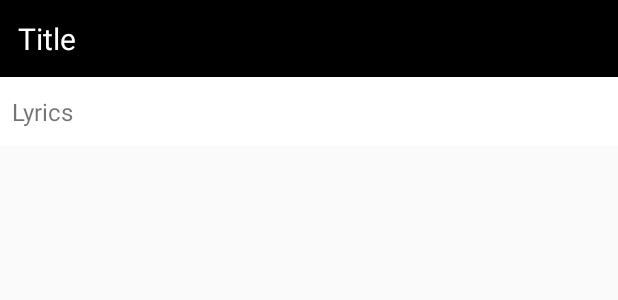
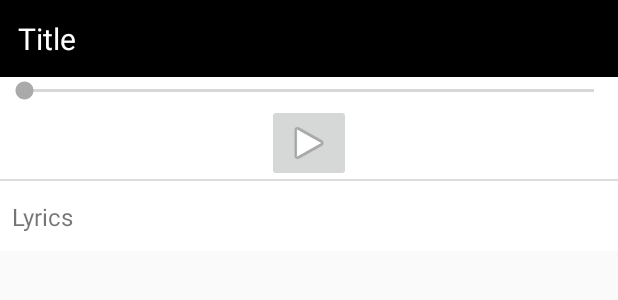
Before and after one commit to NaDaPuPu/SeongnamFC, an Android app: the layout item_music.xml on its own in the app's theme, with its tools: preview values and no code run, on a phone screen of 412 x 824 dp. Shown: the top 300 px of the screen. Run offline under Robolectric (Android 15) with nearby library versions, the phone set to English and light mode, and no system bars.

Commit message:
응원가 재생 추가

```diff
--- a/app/src/main/java/com/pupu/seongnam/fragment_music/ViewHolderMusic.java
+++ b/app/src/main/java/com/pupu/seongnam/fragment_music/ViewHolderMusic.java
@@ -12,6 +12,7 @@ import com.pupu.seongnam.R;
 
 public class ViewHolderMusic extends RecyclerView.ViewHolder {
     private TextView title, lyrics;
+    private LinearLayout selectItem;
     private LinearLayout linearItem;
     private OnViewHolderItemClickListener onViewHolderItemClickListener;
 
@@ -20,6 +21,7 @@ public class ViewHolderMusic extends RecyclerView.ViewHolder {
 
         title = itemView.findViewById(R.id.title);
         lyrics = itemView.findViewById(R.id.lyrics);
+        selectItem = itemView.findViewById(R.id.selectItem);
         linearItem = itemView.findViewById(R.id.linearItem);
 
         linearItem.setOnClickListener(new View.OnClickListener() {
@@ -38,7 +40,7 @@ public class ViewHolderMusic extends RecyclerView.ViewHolder {
     }
 
     private void changeVisibility(final boolean isExpanded) {
-        lyrics.setVisibility(isExpanded ? View.VISIBLE : View.GONE);
+        selectItem.setVisibility(isExpanded ? View.VISIBLE : View.GONE);
     }
 
     public void setOnViewHolderItemClickListener(OnViewHolderItemClickListener onViewHolderItemClickListener) {
--- /dev/null
+++ b/app/src/main/res/drawable/blackline_bottom.xml
@@ -0,0 +1,18 @@
+<?xml version="1.0" encoding="utf-8"?>
+<layer-list xmlns:android="http://schemas.android.com/apk/res/android" >
+
+    <item
+        android:bottom="1dp"
+        android:left="-2dp"
+        android:right="-2dp"
+        android:top="-2dp">
+        <shape android:shape="rectangle" >
+            <stroke
+                android:width="1dp"
+                android:color="#dcdcdc" />
+
+            <solid android:color="#FFF" />
+        </shape>
+    </item>
+
+</layer-list>
--- a/app/src/main/res/layout/item_music.xml
+++ b/app/src/main/res/layout/item_music.xml
@@ -1,5 +1,6 @@
 <?xml version="1.0" encoding="utf-8"?>
 <LinearLayout xmlns:android="http://schemas.android.com/apk/res/android"
+    xmlns:app="http://schemas.android.com/apk/res-auto"
     android:id="@+id/linearItem"
     android:layout_width="match_parent"
     android:layout_height="wrap_content"
@@ -15,6 +16,35 @@
         android:textColor="@android:color/white"
         android:textSize="20sp" />
 
+    <LinearLayout
+        android:id="@+id/selectItem"
+        android:layout_width="match_parent"
+        android:layout_height="match_parent"
+        android:background="@android:color/white"
+        android:orientation="vertical">
+
+        <LinearLayout
+            android:layout_width="match_parent"
+            android:layout_height="match_parent"
+            android:layout_weight="1"
+            android:background="@drawable/blackline_bottom"
+            android:orientation="vertical">
+
+            <SeekBar
+                android:id="@+id/seekBar"
+                android:layout_width="match_parent"
+                android:layout_height="wrap_content"
+                android:layout_weight="1" />
+
+            <ImageButton
+                android:id="@+id/playButton"
+                android:layout_width="wrap_content"
+                android:layout_height="wrap_content"
+                android:layout_gravity="center_horizontal"
+                android:layout_weight="1"
+                app:srcCompat="@android:drawable/ic_media_play" />
+        </LinearLayout>
+
         <TextView
             android:id="@+id/lyrics"
             android:layout_width="match_parent"
@@ -28,3 +58,5 @@
             android:textSize="16sp" />
 
     </LinearLayout>
+
+</LinearLayout>
--- a/app/src/main/res/values/strings.xml
+++ b/app/src/main/res/values/strings.xml
@@ -168,7 +168,7 @@
         우리는 승리하리라\n
         성남, 성남\n
         우리 모두 하나되리\n
-        Hey! Hey!\n
+        Hey! Hey!
     </string>
     <string name="musiclyrics5">
         성남의 승리를 위하여\n
```
Also changed, not shown: app/src/main/java/com/pupu/seongnam/fragment_music/RecyclerAdapterMusic.java (+52 -1 lines), 12 other files. Lines whose indentation alone changed are shown as unchanged.
